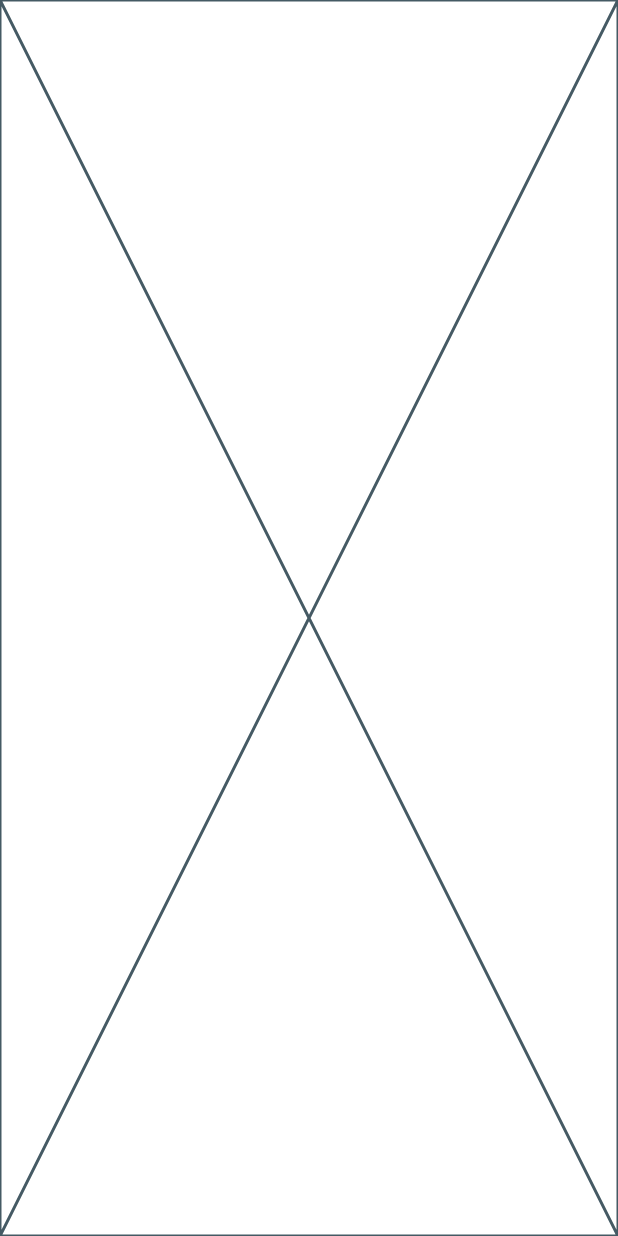
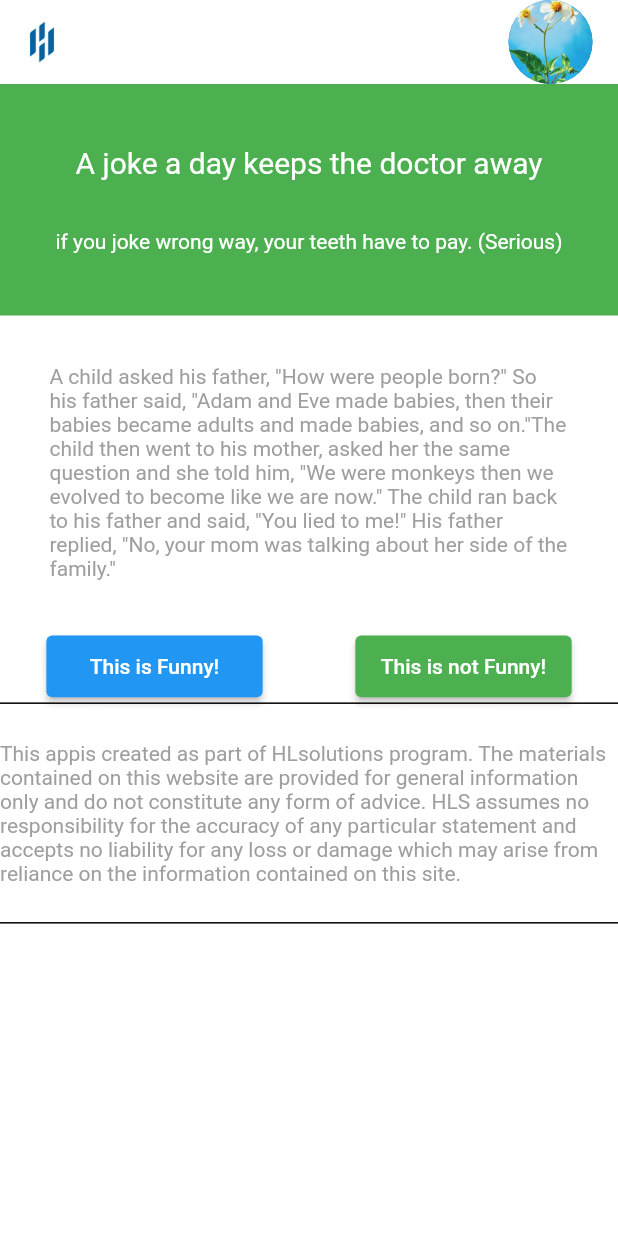
Before and after one commit to 19521588/ZenS_test, a Flutter app: the screen it shows after launch, on a phone screen of 412 x 824 dp. Run offline on Flutter 3.47's test engine with Material 2 defaults, Android fonts, the phone set to English and light mode, and no system bars.

Commit message:
Basic UI

```diff
--- a/mobile_flutter/lib/joke_screen.dart
+++ b/mobile_flutter/lib/joke_screen.dart
@@ -1,3 +1,4 @@
+import 'package:flutter/material.dart';
 import 'package:flutter/src/widgets/framework.dart';
 import 'package:flutter/src/widgets/placeholder.dart';
 
@@ -11,6 +12,103 @@ class JokeScreen extends StatefulWidget {
 class _JokeScreenState extends State<JokeScreen> {
   @override
   Widget build(BuildContext context) {
-    return const Placeholder();
+    var width = MediaQuery.of(context).size.width;
+    var height = MediaQuery.of(context).size.height;
+    return Scaffold(
+      backgroundColor: Colors.white,
+      appBar: AppBar(
+        centerTitle: false,
+        elevation: 0,
+        backgroundColor: Colors.white,
+        leading: Container(
+          height: 80,
+          width: 80,
+          decoration: const BoxDecoration(
+              image: DecorationImage(
+                  image: AssetImage('assets/images/logo.jpg'),
+                  fit: BoxFit.cover)),
+        ),
+        actions: const [
+          CircleAvatar(
+            radius: 45,
+            backgroundImage: AssetImage('assets/images/avt.jpg'),
+          ),
+        ],
+      ),
+      body: Column(
+        children: [
+          Container(
+              padding: EdgeInsets.symmetric(vertical: height * 0.05),
+              width: width,
+              color: Colors.green,
+              child: Column(
+                mainAxisAlignment: MainAxisAlignment.center,
+                children: [
+                  textStyle(
+                      'A joke a day keeps the doctor away', 20, Colors.white),
+                  Padding(
+                    padding: EdgeInsets.only(top: height * 0.04),
+                    child: textStyle(
+                        'if you joke wrong way, your teeth have to pay. (Serious)',
+                        14,
+                        Colors.white),
+                  ),
+                ],
+              )),
+          Container(
+            padding: EdgeInsets.all(height * 0.04),
+            child: textStyle(
+                'A child asked his father, "How were people born?" So his father said, "Adam and Eve made babies, then their babies became adults and made babies, and so on."The child then went to his mother, asked her the same question and she told him, "We were monkeys then we evolved to become like we are now." The child ran back to his father and said, "You lied to me!" His father replied, "No, your mom was talking about her side of the family."',
+                14,
+                Colors.grey),
+          ),
+          Row(
+            crossAxisAlignment: CrossAxisAlignment.center,
+            mainAxisAlignment: MainAxisAlignment.spaceAround,
+            children: [
+              button('This is Funny!', true, width, height),
+              button('This is not Funny!', false, width, height)
+            ],
+          ),
+          Container(
+            padding: EdgeInsets.symmetric(vertical: height * 0.03),
+            decoration: const BoxDecoration(
+                border: Border.symmetric(
+                    horizontal: BorderSide(
+              color: Colors.black,
+              width: 1.0,
+            ))),
+            child: Column(
+              children: [
+                textStyle(
+                    "This appis created as part of HLsolutions program. The materials contained on this website are provided for general information only and do not constitute any form of advice. HLS assumes no responsibility for the accuracy of any particular statement and accepts no liability for any loss or damage which may arise from reliance on the information contained on this site.",14,Colors.grey),
+              ],
+            ),
+          ),
+        ],
+      ),
+    );
+  }
+
+  Widget button(content, isFunny, width, height) {
+    return ElevatedButton(
+      style: ElevatedButton.styleFrom(
+        minimumSize: Size(width * 0.35, height * 0.05),
+        primary: isFunny ? Colors.blue : Colors.green, // background
+        onPrimary: Colors.white, // foreground
+      ),
+      onPressed: () {},
+      child: Text(content, style: TextStyle(fontSize: 14)),
+    );
+  }
+
+  Widget textStyle(text, double fontSize, color) {
+    return Text(
+      text,
+      style: Theme.of(context)
+          .textTheme
+          .subtitle1
+          ?.copyWith(color: color, fontSize: fontSize),
+    );
   }
 }
--- a/mobile_flutter/lib/main.dart
+++ b/mobile_flutter/lib/main.dart
@@ -12,6 +12,7 @@ class MyApp extends StatelessWidget {
   @override
   Widget build(BuildContext context) {
     return MaterialApp(
+      debugShowCheckedModeBanner: false,
       title: 'Flutter Demo',
       theme: ThemeData(
         // This is the theme of your application.
--- a/mobile_flutter/pubspec.yaml
+++ b/mobile_flutter/pubspec.yaml
@@ -60,8 +60,8 @@ flutter:
 
   # To add assets to your application, add an assets section, like this:
   assets:
-    - images/avt.jpg
-    - images/logo.jpg
+    - assets/images/
+
 
   # An image asset can refer to one or more resolution-specific "variants", see
   # https://flutter.dev/assets-and-images/#resolution-aware
```
